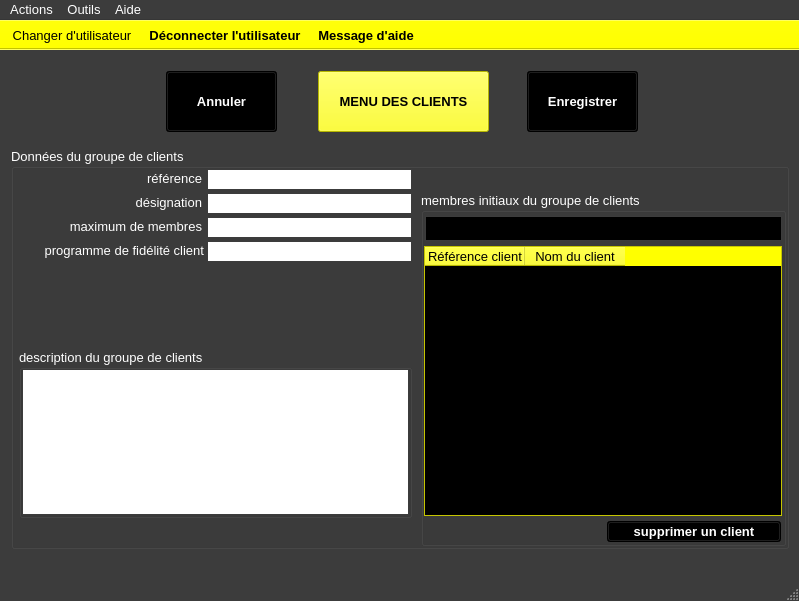
This is ui/crm/yeroth-erp-creer-groupe-de-clients-window.ui in xnoumbissinoundou/yeroth-erp-3.0 as Qt 5 draws it before an edit. The edited form follows.
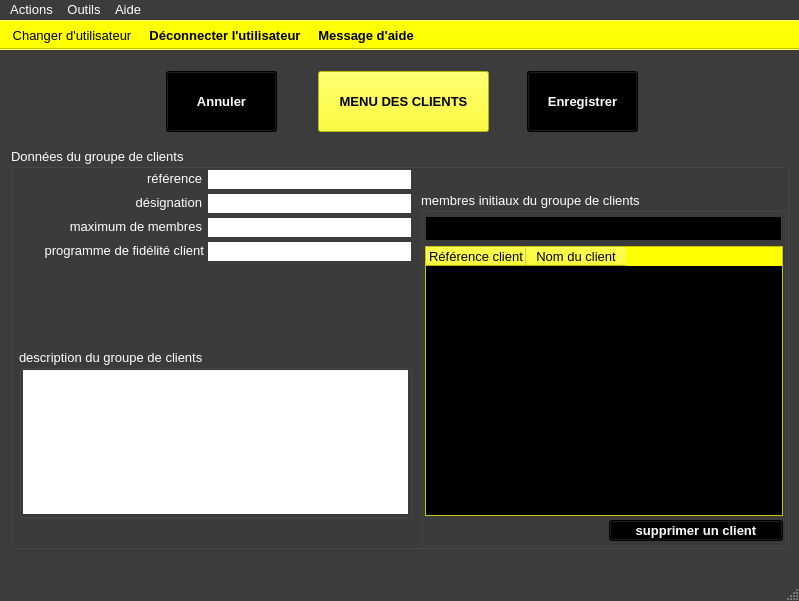
This is the edited form. Icons and pictures are not drawn. Custom widgets are drawn as their Qt base class.

```diff
--- a/ui/crm/yeroth-erp-creer-groupe-de-clients-window.ui
+++ b/ui/crm/yeroth-erp-creer-groupe-de-clients-window.ui
@@ -4644,7 +4644,7 @@
      <widget class="YerothCreerUnGroupeDeClientsTableWidget" name="tableWidget_creer_groupe_clients_membres_initiaux_du_groupe">
       <property name="geometry">
        <rect>
-        <x>3</x>
+        <x>4</x>
         <y>54</y>
         <width>358</width>
         <height>270</height>
@@ -6309,8 +6309,8 @@
      <widget class="YerothPushButton" name="pushButton_supprimer_membre_du_groupe_de_clients">
       <property name="geometry">
        <rect>
-        <x>186</x>
-        <y>329</y>
+        <x>188</x>
+        <y>328</y>
         <width>174</width>
         <height>21</height>
        </rect>
```
